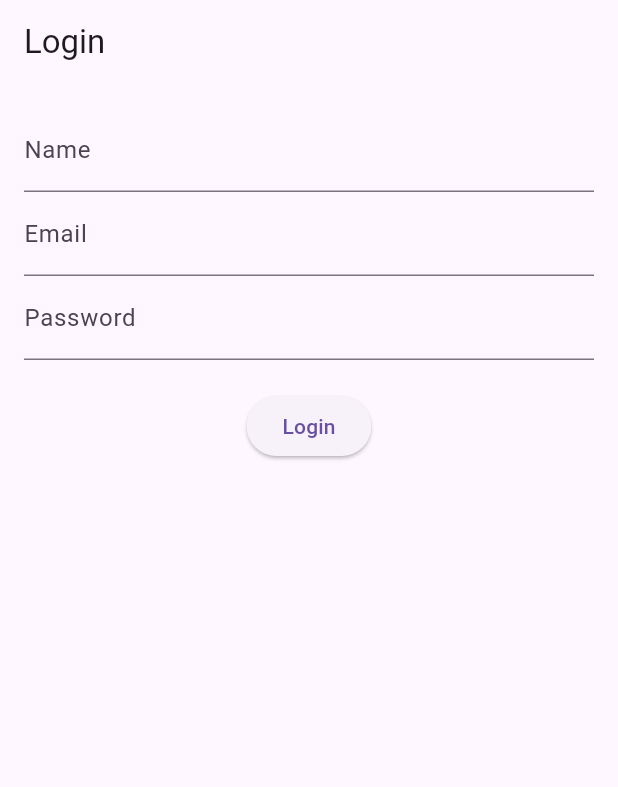
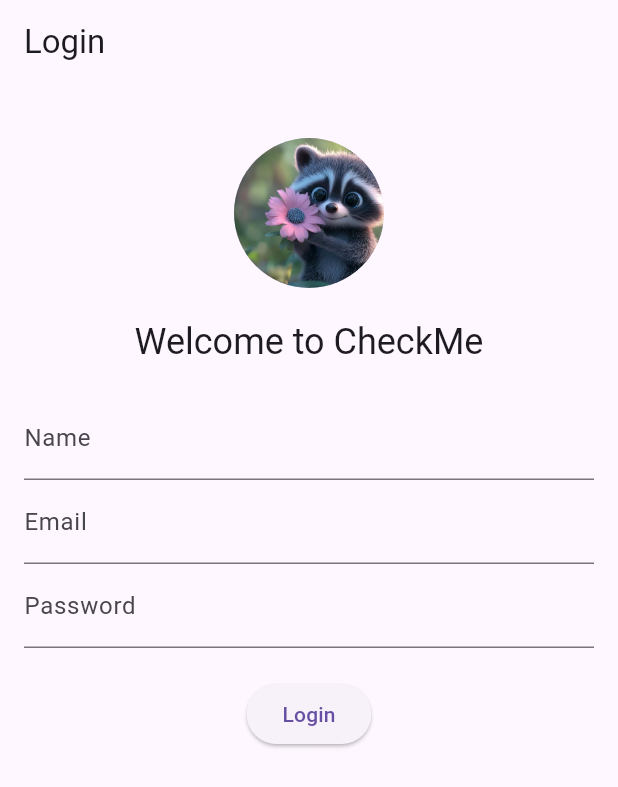
Before and after one commit to debby53/checkmeApp, a Flutter app: the screen it shows after launch, on a phone screen of 412 x 824 dp. Shown: the top 787 px of the screen. Run offline on Flutter 3.47's test engine with Material 3 defaults, Android fonts, the light colour scheme and no system bars; our stand-ins replace email_validator, flutter_riverpod.

Commit message:
added icons and dark mode

```diff
--- a/lib/screen/login_screen.dart
+++ b/lib/screen/login_screen.dart
@@ -42,9 +42,24 @@ class _LoginScreenState extends ConsumerState<LoginScreen> {
   Widget build(BuildContext context) {
     return Scaffold(
       appBar: AppBar(title: const Text('Login')),
-      body: Padding(
+      body: SingleChildScrollView(
+        child: Padding(
           padding: const EdgeInsets.all(16.0),
-        child: Form(
+          child: Column(
+            mainAxisAlignment: MainAxisAlignment.center,
+            children: [
+              const SizedBox(height: 20),
+              const CircleAvatar(
+                radius: 50,
+                backgroundImage: AssetImage('assets/logo.png'),
+              ),
+              const SizedBox(height: 20),
+              Text(
+                'Welcome to CheckMe',
+                style: Theme.of(context).textTheme.headlineSmall,
+              ),
+              const SizedBox(height: 20),
+              Form(
                 key: _formKey,
                 child: Column(
                   children: [
@@ -81,6 +96,9 @@ class _LoginScreenState extends ConsumerState<LoginScreen> {
                   ],
                 ),
               ),
+            ],
+          ),
+        ),
       ),
     );
   }
--- /dev/null
+++ b/lib/widgets/todo_tile.dart
@@ -0,0 +1 @@
+// TODO Implement this library.
--- a/pubspec.yaml
+++ b/pubspec.yaml
@@ -21,3 +21,8 @@ dev_dependencies:
 
 flutter:
   uses-material-design: true
+  assets:
+    - assets/  # Include all files in the assets/ folder
+    # Or specify individual files, e.g.:
+    # - assets/images/icon.png
+    # - assets/images/background.jpg
```
Also changed, not shown: lib/screen/home_screen.dart (+26 -8 lines), assets/banner.png (added), assets/default_avatar.png (added), assets/logo.png (added), 5 other files. Lines whose indentation alone changed are shown as unchanged.
